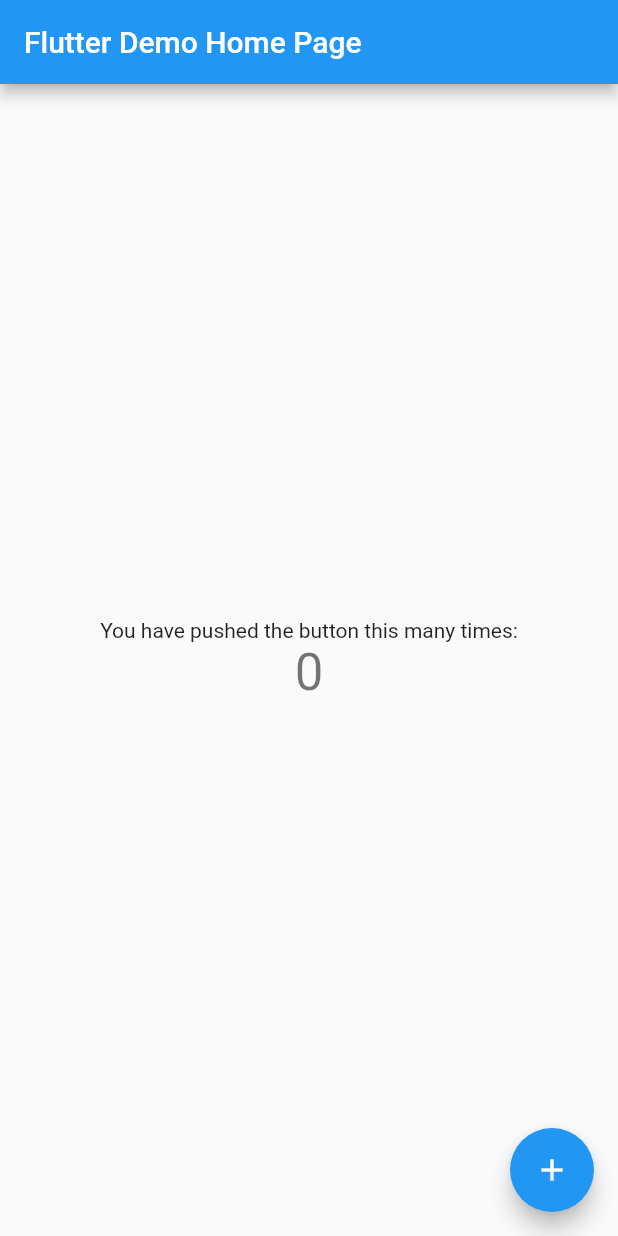
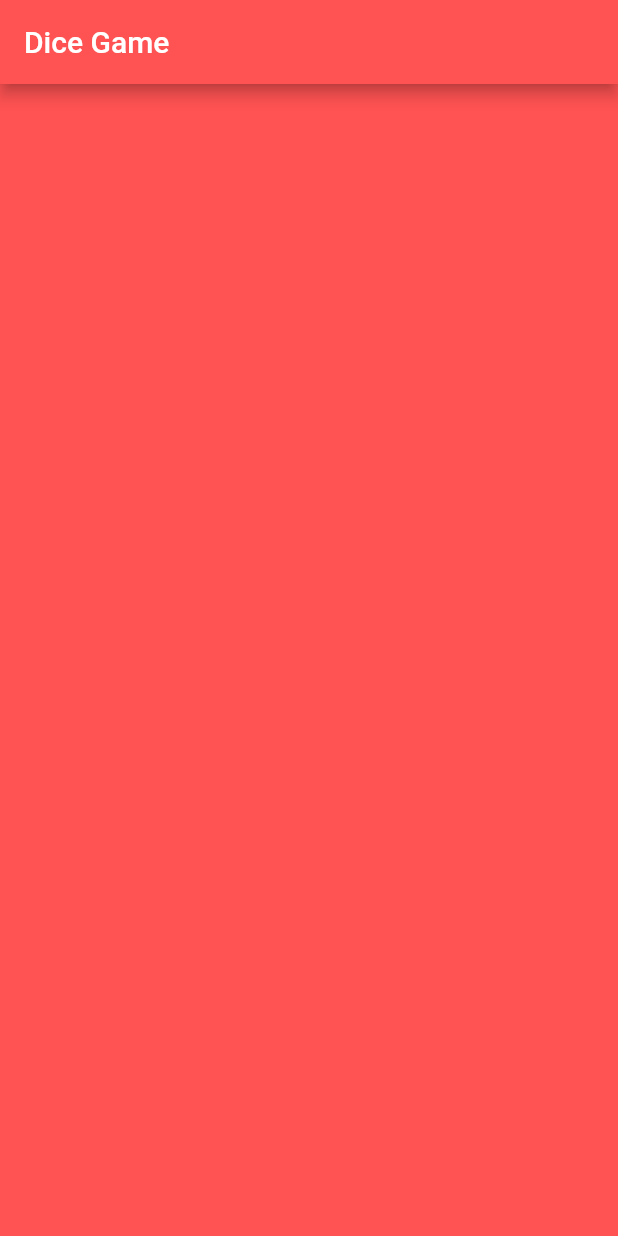
Before and after one commit to ironelder/dicegame, a Flutter app: the screen it shows after launch, on a phone screen of 412 x 824 dp. Run offline on Flutter 3.47's test engine with Material 2 defaults, Android fonts, the phone set to English and light mode, and no system bars.

Commit message:
structure commit

```diff
--- a/flutterdicegame/lib/main.dart
+++ b/flutterdicegame/lib/main.dart
@@ -1,62 +1,21 @@
 import 'package:flutter/material.dart';
 
-void main() => runApp(MyApp());
+void main() {
+  runApp(MaterialApp(
+    home: Scaffold(
+      backgroundColor: Colors.redAccent,
+      appBar: AppBar(
+        title: Text('Dice Game'),
+        backgroundColor: Colors.redAccent,
+      ),
+      body: DiceGamePage(),
+    ),
+  ));
+}
 
-class MyApp extends StatelessWidget {
+class DiceGamePage extends StatelessWidget {
   @override
   Widget build(BuildContext context) {
-    return MaterialApp(
-      title: 'Flutter Demo',
-      theme: ThemeData(
-        primarySwatch: Colors.blue,
-      ),
-      home: MyHomePage(title: 'Flutter Demo Home Page'),
-    );
+    return Container();
   }
 }
-
-class MyHomePage extends StatefulWidget {
-  MyHomePage({Key key, this.title}) : super(key: key);
-  final String title;
-
-  @override
-  _MyHomePageState createState() => _MyHomePageState();
-}
-
-class _MyHomePageState extends State<MyHomePage> {
-  int _counter = 0;
-
-  void _incrementCounter() {
-    setState(() {
-      _counter++;
-    });
-  }
-
-  @override
-  Widget build(BuildContext context) {
-    return Scaffold(
-      appBar: AppBar(
-        title: Text(widget.title),
-      ),
-      body: Center(
-        child: Column(
-          mainAxisAlignment: MainAxisAlignment.center,
-          children: <Widget>[
-            Text(
-              'You have pushed the button this many times:',
-            ),
-            Text(
-              '$_counter',
-              style: Theme.of(context).textTheme.display1,
-            ),
-          ],
-        ),
-      ),
-      floatingActionButton: FloatingActionButton(
-        onPressed: _incrementCounter,
-        tooltip: 'Increment',
-        child: Icon(Icons.add),
-      ), // This trailing comma makes auto-formatting nicer for build methods.
-    );
-  }
-}
```
Also changed, not shown: flutterdicegame/pubspec.yaml (+2 -24 lines), flutterdicegame/images/dice1.png (added), flutterdicegame/images/dice2.png (added), flutterdicegame/images/dice3.png (added), flutterdicegame/images/dice4.png (added), flutterdicegame/images/dice5.png (added), flutterdicegame/images/dice6.png (added), 1 other file.
